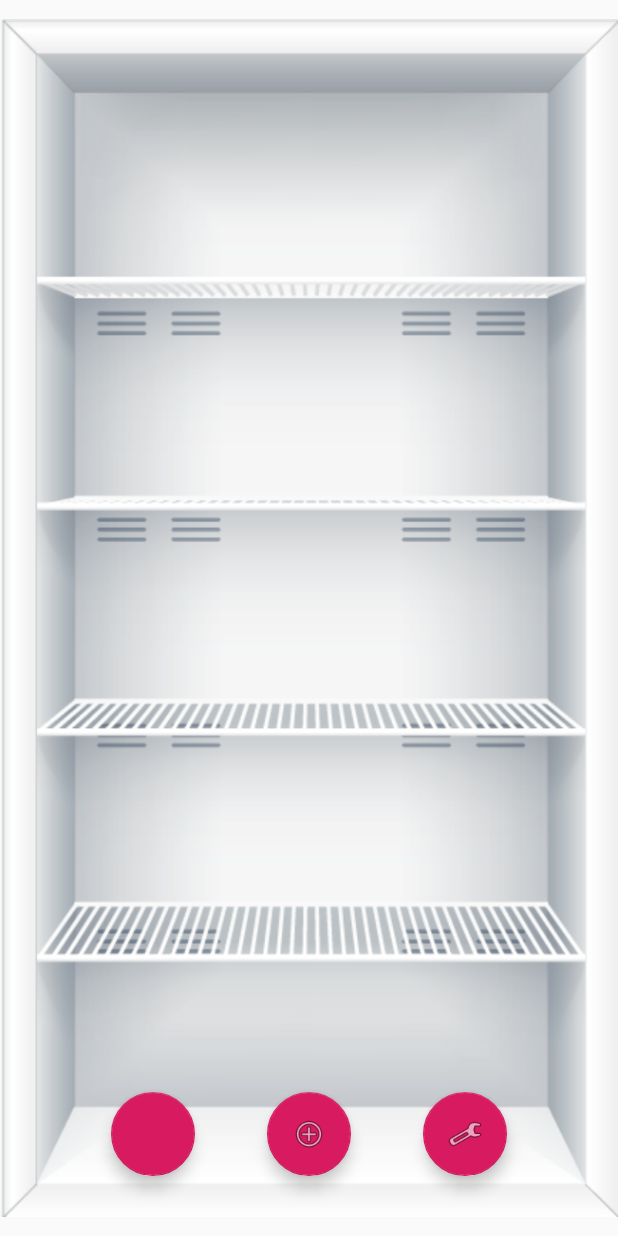
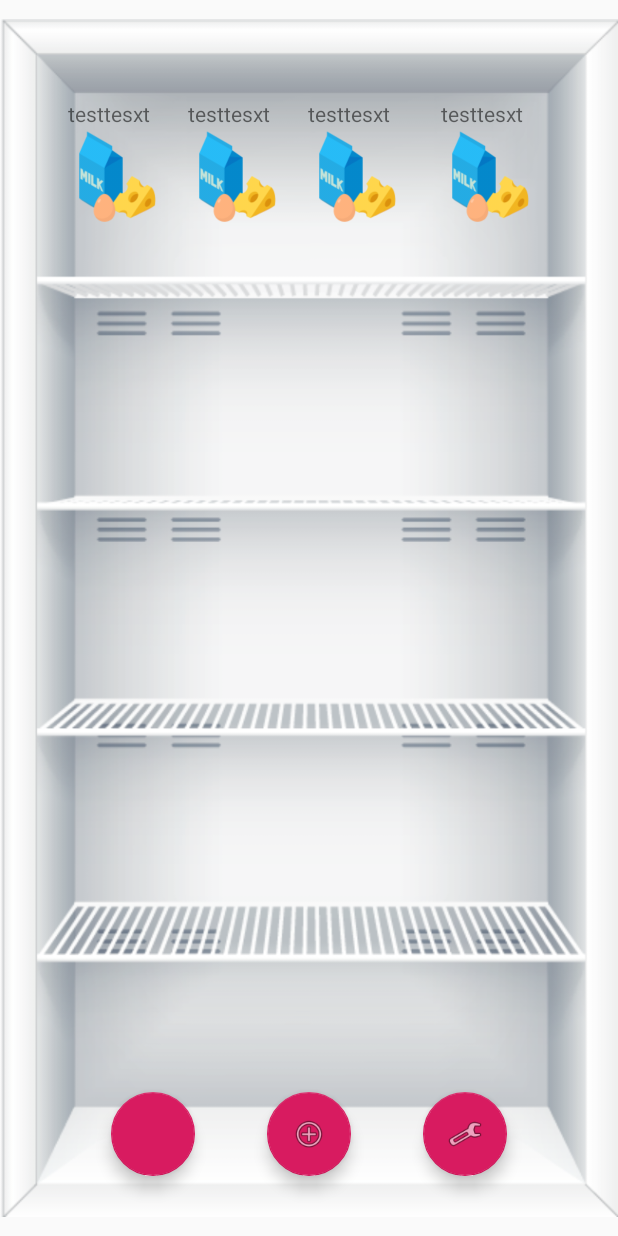
Before and after one commit to movieminer/Spoileralert, an Android app: the screen it shows after launch (MainActivity), on a phone screen of 412 x 824 dp. Run offline under Robolectric (Android 15) with nearby library versions, the phone set to English and light mode, and no system bars.

Commit message:
Added new Sprites and Some example In Fridge

```diff
--- a/app/src/main/res/layout/activity_main.xml
+++ b/app/src/main/res/layout/activity_main.xml
@@ -54,4 +54,83 @@
         app:layout_constraintTop_toTopOf="parent"
         app:srcCompat="@drawable/fridge" />
 
+    <ImageView
+        android:id="@+id/imageProduct00"
+        android:layout_width="64dp"
+        android:layout_height="64dp"
+        android:layout_marginStart="45dp"
+        android:layout_marginTop="85dp"
+        app:layout_constraintStart_toStartOf="parent"
+        app:layout_constraintTop_toTopOf="parent"
+        app:srcCompat="@drawable/dairy" />
+
+    <TextView
+        android:id="@+id/textProduct00"
+        android:layout_width="64dp"
+        android:layout_height="wrap_content"
+        android:layout_marginStart="45dp"
+        android:text="testtesxt"
+        app:layout_constraintBottom_toTopOf="@+id/imageProduct00"
+        app:layout_constraintStart_toStartOf="parent" />
+
+    <ImageView
+        android:id="@+id/imageProduct01"
+        android:layout_width="64dp"
+        android:layout_height="64dp"
+        android:layout_marginStart="16dp"
+        android:layout_marginTop="85dp"
+        app:layout_constraintStart_toEndOf="@+id/imageProduct00"
+        app:layout_constraintTop_toTopOf="parent"
+        app:srcCompat="@drawable/dairy" />
+
+    <TextView
+        android:id="@+id/textProduct01"
+        android:layout_width="64dp"
+        android:layout_height="wrap_content"
+        android:layout_marginStart="16dp"
+        android:text="testtesxt"
+        app:layout_constraintBottom_toTopOf="@+id/imageProduct01"
+        app:layout_constraintStart_toEndOf="@+id/textProduct00" />
+
+    <ImageView
+        android:id="@+id/imageProduct02"
+        android:layout_width="64dp"
+        android:layout_height="64dp"
+        android:layout_marginStart="16dp"
+        android:layout_marginTop="85dp"
+        app:layout_constraintStart_toEndOf="@+id/imageProduct01"
+        app:layout_constraintTop_toTopOf="parent"
+        app:srcCompat="@drawable/dairy" />
+
+    <TextView
+        android:id="@+id/textProduct02"
+        android:layout_width="64dp"
+        android:layout_height="wrap_content"
+        android:layout_marginStart="16dp"
+        android:text="testtesxt"
+        app:layout_constraintBottom_toTopOf="@+id/imageProduct02"
+        app:layout_constraintStart_toEndOf="@+id/textProduct01" />
+
+    <ImageView
+        android:id="@+id/imageProduct03"
+        android:layout_width="64dp"
+        android:layout_height="64dp"
+        android:layout_marginStart="16dp"
+        android:layout_marginTop="85dp"
+        android:layout_marginEnd="45dp"
+        app:layout_constraintEnd_toEndOf="parent"
+        app:layout_constraintStart_toEndOf="@+id/imageProduct02"
+        app:layout_constraintTop_toTopOf="parent"
+        app:srcCompat="@drawable/dairy" />
+
+    <TextView
+        android:id="@+id/textProduct03"
+        android:layout_width="64dp"
+        android:layout_height="wrap_content"
+        android:layout_marginStart="16dp"
+        android:layout_marginEnd="45dp"
+        android:text="testtesxt"
+        app:layout_constraintBottom_toTopOf="@+id/imageProduct03"
+        app:layout_constraintEnd_toEndOf="parent"
+        app:layout_constraintStart_toEndOf="@+id/textProduct02" />
 </android.support.constraint.ConstraintLayout>
```
Also changed, not shown: app/src/main/res/drawable/dairy.png, app/src/main/res/drawable/liquids.PNG, app/src/main/res/drawable/meat.png, app/src/main/res/drawable/vegetables.png.
